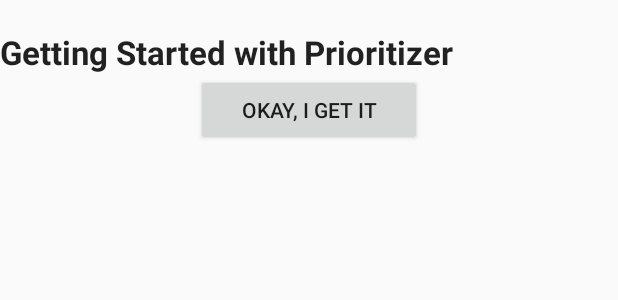
After one commit to immad12/PrioritizerApp, an Android app: the layout getting_started.xml on its own in the app's theme, with its tools: preview values and no code run, on a phone screen of 412 x 824 dp. The commit adds this screen. Shown: the top 300 px of the screen. Run offline under Robolectric (Android 15) with nearby library versions, the phone set to English and light mode, and no system bars.

Commit message:
Started impl help - getting started

```diff
--- a/app/src/main/AndroidManifest.xml
+++ b/app/src/main/AndroidManifest.xml
@@ -4,7 +4,7 @@
 
     <application
         android:allowBackup="true"
-        android:icon="@mipmap/ic_launcher"
+        android:icon="@drawable/prioritizer_icon"
         android:label="@string/app_name"
         android:theme="@style/AppTheme" >
         <activity
--- /dev/null
+++ b/app/src/main/res/layout/getting_started.xml
@@ -0,0 +1,25 @@
+<?xml version="1.0" encoding="utf-8"?>
+<LinearLayout xmlns:android="http://schemas.android.com/apk/res/android"
+              android:layout_width="match_parent"
+              android:layout_height="match_parent"
+              android:orientation="vertical">
+
+    <TextView
+        android:layout_width="wrap_content"
+        android:layout_height="wrap_content"
+        android:textAppearance="?android:attr/textAppearanceLarge"
+        android:text="Getting Started with Prioritizer"
+        android:id="@+id/txtGettingStartedTitle"
+        android:paddingTop="20dp"
+        android:textStyle="bold"/>
+
+    <Button
+        android:layout_width="wrap_content"
+        android:layout_height="wrap_content"
+        android:text="Okay, I get it"
+        android:id="@+id/btnBack"
+        android:layout_gravity="bottom|center_horizontal"
+        android:paddingLeft="30dp"
+        android:paddingRight="30dp"/>
+
+</LinearLayout>
--- a/app/src/main/res/layout/list_group.xml
+++ b/app/src/main/res/layout/list_group.xml
@@ -1,13 +1,13 @@
 <?xml version="1.0" encoding="utf-8"?>
 
 <LinearLayout xmlns:android="http://schemas.android.com/apk/res/android"
-              android:orientation="vertical"
+              android:orientation="horizontal"
               android:layout_width="match_parent"
               android:layout_height="match_parent">
 
     <TextView
         android:id="@+id/listTitle"
-        android:layout_width="fill_parent"
+        android:layout_width="wrap_content"
         android:layout_height="wrap_content"
         android:paddingLeft="?android:attr/expandableListPreferredItemPaddingLeft"
         android:textColor="#A4C739"
--- a/app/src/main/res/values/strings.xml
+++ b/app/src/main/res/values/strings.xml
@@ -1,7 +1,8 @@
 <resources>
-    <string name="app_name">List Prioritizer</string>
+    <string name="app_name">Prioritizer</string>
 
     <string name="action_settings">Settings</string>
+    <string name="action_help">Getting started</string>
     <string name="action_addList">Add List</string>
 
     <string name="welcome_title">Your To-Do lists:</string>
```
Also changed, not shown: app/src/main/java/dk/mlm/prioritizer/AddListActivity.java (+8 -7 lines), app/src/main/java/dk/mlm/prioritizer/AddTaskActivity.java (+8 -7 lines), app/src/main/java/dk/mlm/prioritizer/ExpandableListAdapter.java (+5 -5 lines), app/src/main/java/dk/mlm/prioritizer/MainActivity.java (+11 -2 lines), app/src/main/res/menu/menu_add_list.xml (+7 -0 lines), app/src/main/res/menu/menu_add_task.xml (+7 -0 lines), app/src/main/res/menu/menu_main.xml (+7 -0 lines), 2 other files.
